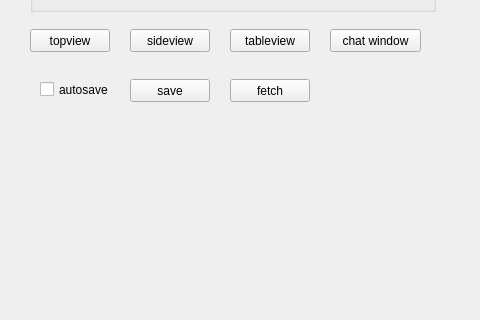
Old version of the form mslib/msui/ui/ui_mscolab_window.ui in the repository Open-MSS/MSS; both pictures show x 0 to 480 and y 221 to 541 of the 480 by 640 pixel window.
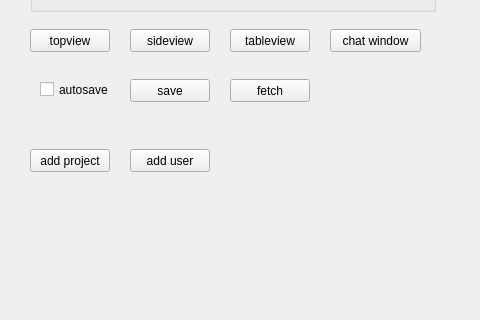
New version of the form.

Commit message: Features added: Add user, add project

The edit to the form file:
```diff
--- a/mslib/msui/ui/ui_mscolab_window.ui
+++ b/mslib/msui/ui/ui_mscolab_window.ui
@@ -223,6 +223,32 @@
     <string>chat window</string>
    </property>
   </widget>
+  <widget class="QPushButton" name="addProject">
+   <property name="geometry">
+    <rect>
+     <x>30</x>
+     <y>370</y>
+     <width>80</width>
+     <height>23</height>
+    </rect>
+   </property>
+   <property name="text">
+    <string>add project</string>
+   </property>
+  </widget>
+  <widget class="QPushButton" name="addUser">
+   <property name="geometry">
+    <rect>
+     <x>130</x>
+     <y>370</y>
+     <width>80</width>
+     <height>23</height>
+    </rect>
+   </property>
+   <property name="text">
+    <string>add user</string>
+   </property>
+  </widget>
  </widget>
  <resources/>
  <connections/>
```
The commit also changes 7 other files.
